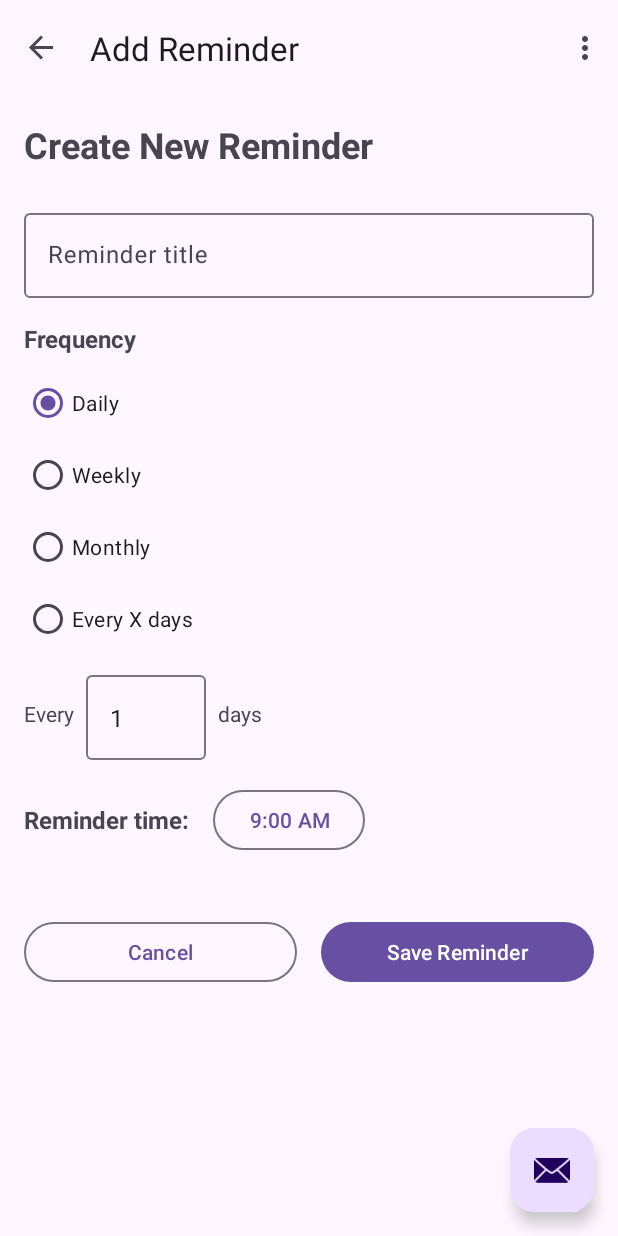
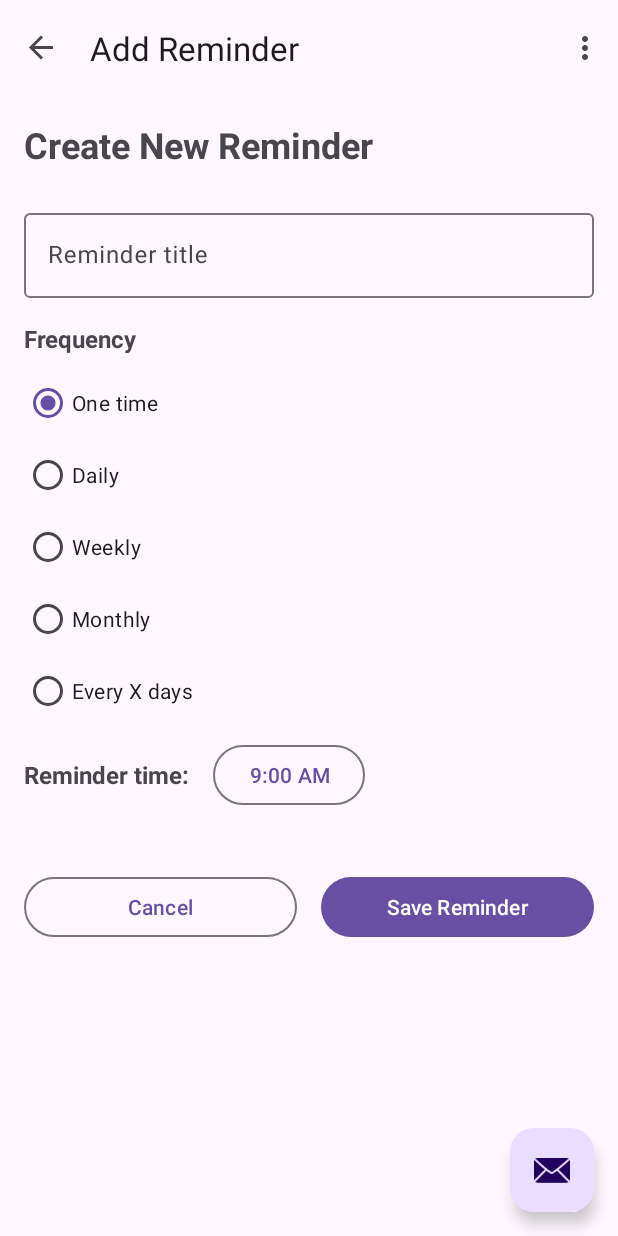
Before and after one commit to Achint-Agrawal/SimpleReminders, an Android app: the SecondFragment screen opened through its navigation route, on a phone screen of 412 x 824 dp. Run offline under Robolectric (Android 15) with nearby library versions, the phone set to English and light mode, and no system bars; our stand-ins replace navigation-ui.

Commit message:
Add one-time reminders and improve UI for frequency selection
Features added:
- One-time (non-repeating) reminders option
- Smarter UI that hides interval input for simple frequencies
- Better default selection (one-time is now default)
- Improved frequency display logic

UI improvements:
- Hide custom interval for 'One time' and 'Daily' frequencies
- Show interval only for Weekly, Monthly, and Every X days
- Show days-of-week selection only for Weekly
- Default to 'One time' reminder for simplicity

Now users can create:
- One-time reminders (e.g., 'Dentist appointment tomorrow at 2:00 PM')
- Simple daily reminders without confusing interval inputs
- Complex recurring reminders when needed

```diff
--- a/app/src/main/java/com/example/simplereminders/Reminder.kt
+++ b/app/src/main/java/com/example/simplereminders/Reminder.kt
@@ -19,6 +19,7 @@ data class Reminder(
 }
 
 enum class Frequency(val displayName: String) {
+    ONE_TIME("One Time"),
     DAILY("Daily"),
     WEEKLY("Weekly"),
     MONTHLY("Monthly"),
--- a/app/src/main/java/com/example/simplereminders/ReminderAdapter.kt
+++ b/app/src/main/java/com/example/simplereminders/ReminderAdapter.kt
@@ -34,7 +34,8 @@ class ReminderAdapter(
 
         // Format frequency text with custom intervals and time
         val frequencyText = when (reminder.frequency) {
-            Frequency.DAILY -> if (reminder.customInterval == 1) "Daily" else "Every ${reminder.customInterval} days"
+            Frequency.ONE_TIME -> "One time"
+            Frequency.DAILY -> "Daily"
             Frequency.WEEKLY -> if (reminder.customInterval == 1) "Weekly" else "Every ${reminder.customInterval} weeks"
             Frequency.MONTHLY -> if (reminder.customInterval == 1) "Monthly" else "Every ${reminder.customInterval} months"
             Frequency.CUSTOM_DAYS -> "Every ${reminder.customInterval} days"
--- a/app/src/main/res/layout/fragment_second.xml
+++ b/app/src/main/res/layout/fragment_second.xml
@@ -49,11 +49,17 @@
             android:layout_marginBottom="8dp">
 
             <RadioButton
+                android:id="@+id/one_time_radio"
+                android:layout_width="wrap_content"
+                android:layout_height="wrap_content"
+                android:text="One time"
+                android:checked="true" />
+
+            <RadioButton
                 android:id="@+id/daily_radio"
                 android:layout_width="wrap_content"
                 android:layout_height="wrap_content"
-                android:text="Daily"
-                android:checked="true" />
+                android:text="Daily" />
 
             <RadioButton
                 android:id="@+id/weekly_radio"
```
Also changed, not shown: app/src/main/java/com/example/simplereminders/SecondFragment.kt (+23 -5 lines).
